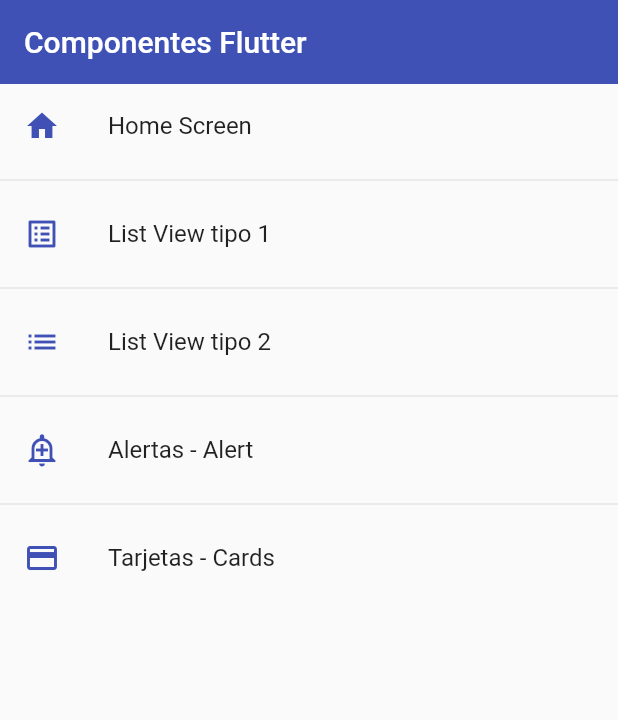
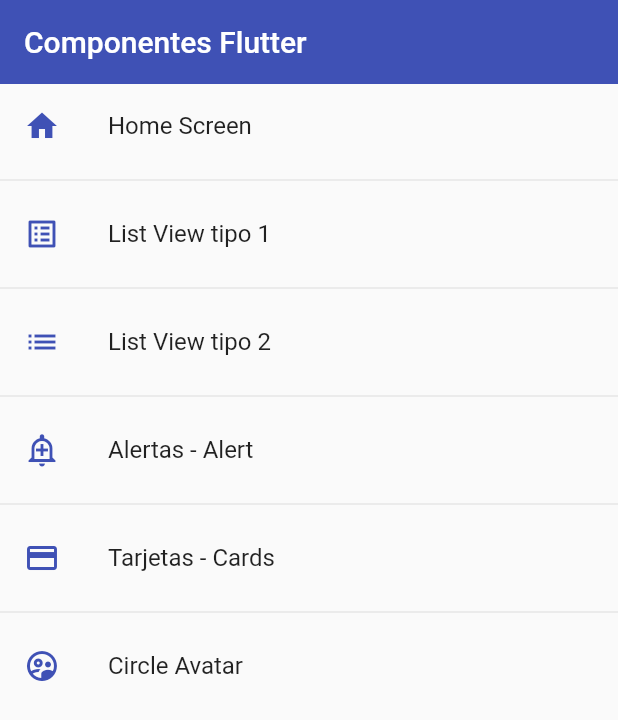
Before and after one commit to RommelOlachea/flutter-components, a Flutter app: the screen it shows after launch, on a phone screen of 412 x 824 dp. Shown: the top 720 px of the screen. Run offline on Flutter 3.47's test engine with Material 2 defaults, Android fonts, the phone set to English and light mode, and no system bars.

Commit message:
Circle Avatar

```diff
--- a/lib/router/app_routes.dart
+++ b/lib/router/app_routes.dart
@@ -32,6 +32,11 @@ class AppRoute {
         name: 'Tarjetas - Cards',
         screen: const CardScreen(),
         icon: Icons.credit_card),
+    MenuOption(
+        route: 'avatar',
+        name: 'Circle Avatar',
+        screen: const AvatarScreen(),
+        icon: Icons.supervised_user_circle_outlined),
   ];
 
   static Map<String, Widget Function(BuildContext)> getAppRoutes() {
--- a/lib/screens/screens.dart
+++ b/lib/screens/screens.dart
@@ -1,4 +1,5 @@
 export 'package:flutter_components/screens/alert_screen.dart';
+export 'package:flutter_components/screens/avatar_screen.dart';
 export 'package:flutter_components/screens/card_screen.dart';
 export 'package:flutter_components/screens/home_screen.dart';
 export 'package:flutter_components/screens/listview1_screen.dart';
```
Also changed, not shown: lib/screens/avatar_screen.dart (added, +27 -0 lines).
